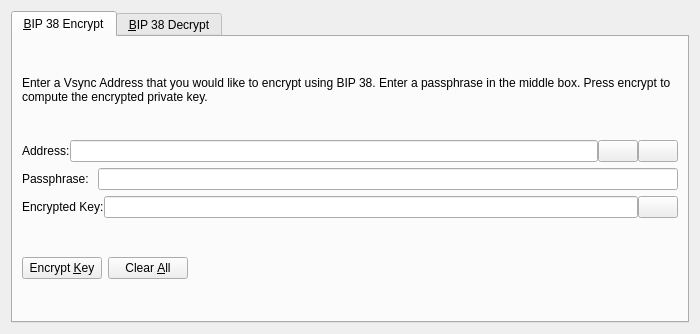
Old version of the form src/qt/forms/bip38tooldialog.ui in the repository VsyncDEV/Vsync.
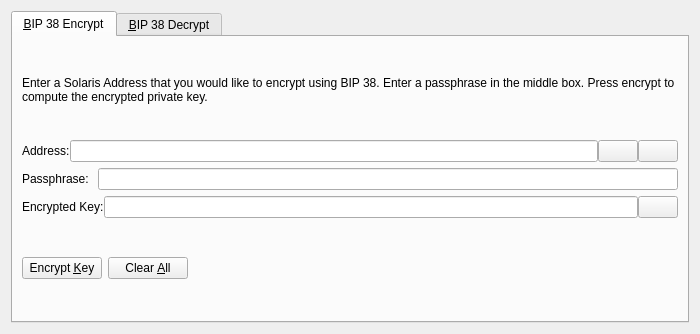
New version of the form. The open tabs and pages were chosen to show the change. Icons and pictures are not drawn. Custom widgets are drawn as their Qt base class.

```diff
--- a/src/qt/forms/bip38tooldialog.ui
+++ b/src/qt/forms/bip38tooldialog.ui
@@ -30,7 +30,7 @@
        <item>
         <widget class="QLabel" name="infoLabel_ENC">
          <property name="text">
-          <string>Enter a Vsync Address that you would like to encrypt using BIP 38. Enter a passphrase in the middle box. Press encrypt to compute the encrypted private key.</string>
+          <string>Enter a Solaris Address that you would like to encrypt using BIP 38. Enter a passphrase in the middle box. Press encrypt to compute the encrypted private key.</string>
          </property>
          <property name="textFormat">
           <enum>Qt::PlainText</enum>
```
Left out of the diff: 24 changed lines with no effect on the pictures.
